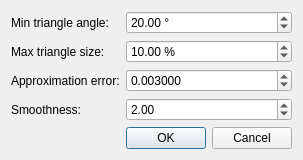
Qt form Surface_reconstruction_points_3/demo/Surface_reconstruction_points_3/Point_set_demo/Point_set_demo_APSS_reconstruction_plugin.ui (CGAL/cgal) before a commit.
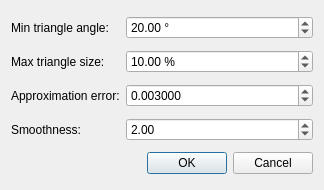
The same form after that commit.

Commit message: Fixed compilation error with Qt 4.3: replaced form layout by grid layout

Diff of the .ui file:
```diff
--- a/Surface_reconstruction_points_3/demo/Surface_reconstruction_points_3/Point_set_demo/Point_set_demo_APSS_reconstruction_plugin.ui
+++ b/Surface_reconstruction_points_3/demo/Surface_reconstruction_points_3/Point_set_demo/Point_set_demo_APSS_reconstruction_plugin.ui
@@ -5,14 +5,14 @@
    <rect>
     <x>0</x>
     <y>0</y>
-    <width>256</width>
-    <height>158</height>
+    <width>324</width>
+    <height>190</height>
    </rect>
   </property>
   <property name="windowTitle" >
    <string>Dialog</string>
   </property>
-  <layout class="QFormLayout" name="formLayout" >
+  <layout class="QGridLayout" >
    <item row="0" column="0" >
     <widget class="QLabel" name="label" >
      <property name="text" >
@@ -120,7 +120,7 @@
       <enum>Qt::Horizontal</enum>
      </property>
      <property name="standardButtons" >
-      <set>QDialogButtonBox::Cancel|QDialogButtonBox::Ok</set>
+      <set>QDialogButtonBox::Cancel|QDialogButtonBox::NoButton|QDialogButtonBox::Ok</set>
      </property>
     </widget>
    </item>
```
The commit also changes 1 other file.
